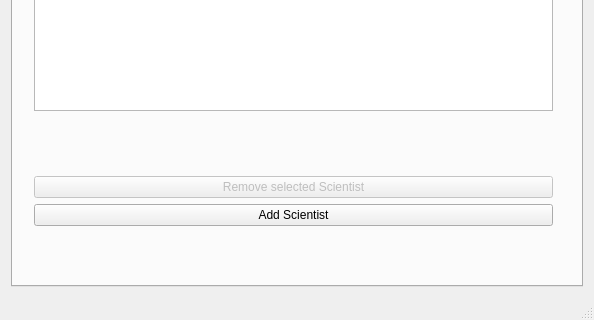
Above: vika3/week3/mainwindow.ui from axelboga/hopur32 before the change; both pictures show x 0 to 594 and y 313 to 633 of the 594 by 633 pixel window. Below: the same form after it.
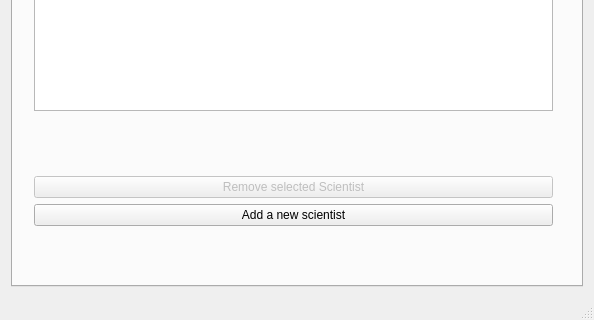
That is the form after the change.

Commit message: add scientist og villutjekk og laga kodastyl

Diff of the .ui file:
```diff
--- a/vika3/week3/mainwindow.ui
+++ b/vika3/week3/mainwindow.ui
@@ -223,7 +223,7 @@
            <item>
             <widget class="QPushButton" name="button_add_scientist">
              <property name="text">
-              <string>Add Scientist</string>
+              <string>Add a new scientist</string>
              </property>
             </widget>
            </item>
```
The commit also changes 13 other files.
